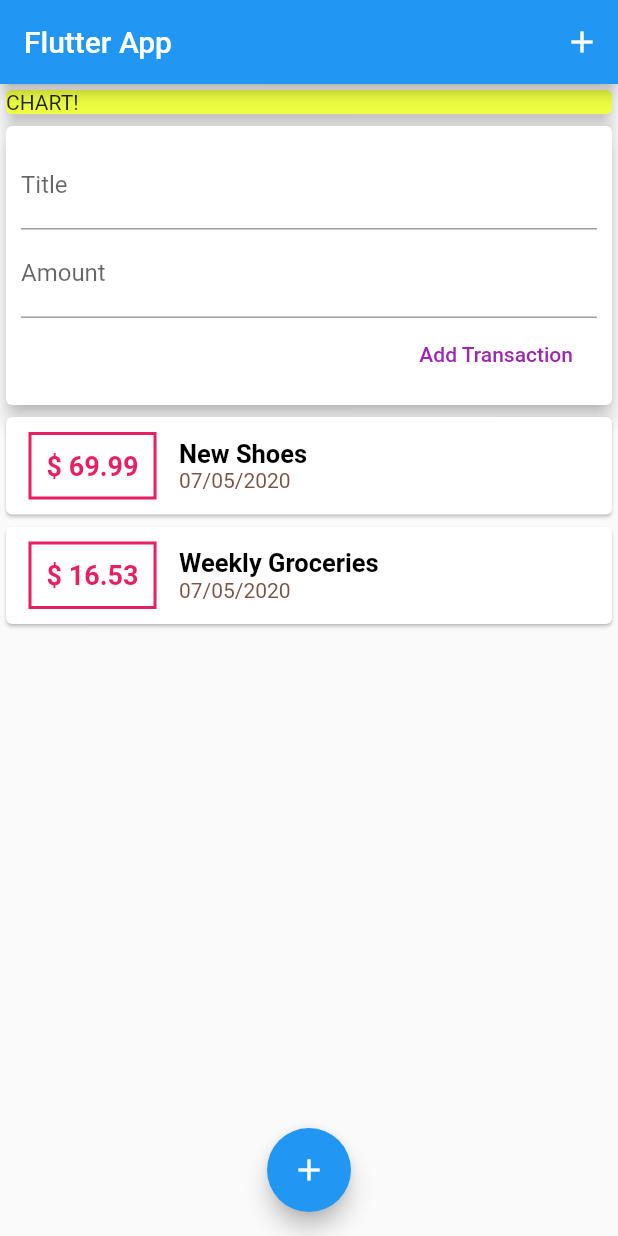
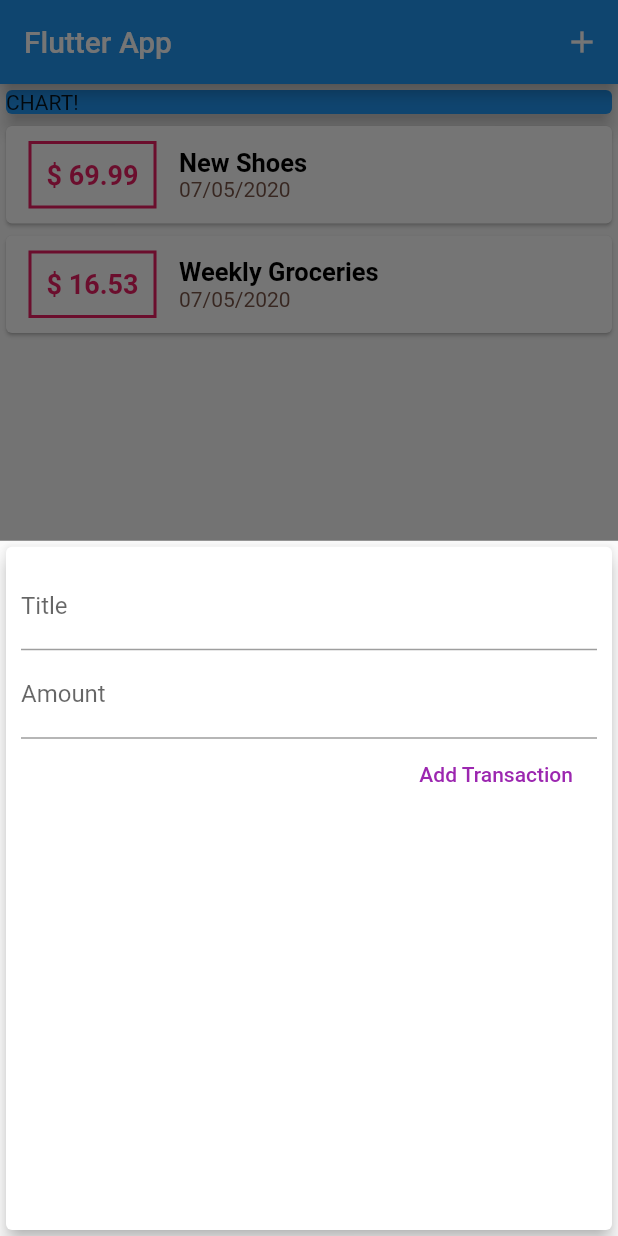
Before and after one commit to Agrim1210/Expense_App, a Flutter app: the screen it shows after launch, after a tap on the "add" icon, on a phone screen of 412 x 824 dp. Run offline on Flutter 3.47's test engine with Material 2 defaults, Android fonts, the phone set to English and light mode, and no system bars.

Commit message:
Adding Option modified

```diff
--- a/lib/main.dart
+++ b/lib/main.dart
@@ -1,6 +1,8 @@
-import 'package:expense_app/widgets/user_transaction.dart';
 import 'package:flutter/material.dart';
-import './widgets/user_transaction.dart';
+
+import './widgets/new_transaction.dart';
+import './widgets/transation_list.dart';
+import './models/transaction.dart';
 
 void main() => runApp(MyApp());
 
@@ -14,11 +16,53 @@ class MyApp extends StatelessWidget {
   }
 }
 
-class MyHomePage extends StatelessWidget {
+class MyHomePage extends StatefulWidget {
   // String titleInput;
   // String amountInput;
-  final titleController = TextEditingController();
-  final amountController = TextEditingController();
+  @override
+  _MyHomePageState createState() => _MyHomePageState();
+}
+
+class _MyHomePageState extends State<MyHomePage> {
+  final List<Transaction> _userTransactions = [
+    Transaction(
+      id: 't1',
+      title: 'New Shoes',
+      amount: 69.99,
+      date: DateTime.now(),
+    ),
+    Transaction(
+      id: 't2',
+      title: 'Weekly Groceries',
+      amount: 16.53,
+      date: DateTime.now(),
+    ),
+  ];
+
+  void _addNewTransaction(String txTitle, double txAmount) {
+    final newTx = Transaction(
+      title: txTitle,
+      amount: txAmount,
+      date: DateTime.now(),
+      id: DateTime.now().toString(),
+    );
+
+    setState(() {
+      _userTransactions.add(newTx);
+    });
+  }void _startAddNewTransaction(BuildContext ctx) {
+    showModalBottomSheet(
+      context: ctx,
+      builder: (_) {
+        return GestureDetector(
+          onTap: () {},
+          child: NewTransaction(_addNewTransaction),
+          behavior: HitTestBehavior.opaque,
+        );
+      },
+    );
+  }
+
   @override
   Widget build(BuildContext context) {
     return Scaffold(
@@ -27,31 +71,31 @@ class MyHomePage extends StatelessWidget {
         actions: <Widget>[
           IconButton(
             icon: Icon(Icons.add),
-            onPressed: () {},
+            onPressed: () => _startAddNewTransaction(context),
           ),
         ],
       ),
       body: SingleChildScrollView(
         child: Column(
-          mainAxisAlignment: MainAxisAlignment.start,
-          crossAxisAlignment: CrossAxisAlignment.center,
+          // mainAxisAlignment: MainAxisAlignment.start,
+          crossAxisAlignment: CrossAxisAlignment.stretch,
           children: <Widget>[
             Container(
-              width: 1000,
+              width: double.infinity,
               child: Card(
-                color: Colors.limeAccent,
+                color: Colors.blue,
                 child: Text('CHART!'),
                 elevation: 5,
               ),
             ),
-            UserTransaction(),
+            TransactionList(_userTransactions),
           ],
         ),
       ),
       floatingActionButtonLocation: FloatingActionButtonLocation.centerFloat,
       floatingActionButton: FloatingActionButton(
         child: Icon(Icons.add),
-        onPressed: () {},
+        onPressed: () => _startAddNewTransaction(context),
       ),
     );
   }
--- a/lib/widgets/user_transaction.dart
+++ b/lib/widgets/user_transaction.dart
@@ -1,46 +1,24 @@
-import 'package:flutter/material.dart';
-import './new_transaction.dart';
-import './transation_list.dart';
-import '../models/transaction.dart';
+// import 'package:flutter/material.dart';
+// import './new_transaction.dart';
+// import './transation_list.dart';
+// import '../models/transaction.dart';
 
-class UserTransaction extends StatefulWidget {
-  @override
-  _UserTransactionState createState() => _UserTransactionState();
-}
+// class UserTransaction extends StatefulWidget {
+//   @override
+//   _UserTransactionState createState() => _UserTransactionState();
+// }
 
-class _UserTransactionState extends State<UserTransaction> {
-  final List<Transaction> _userTransactions = [
-    Transaction(
-      id: 't1',
-      title: 'New Shoes',
-      amount: 69.99,
-      date: DateTime.now(),
-    ),
-    Transaction(
-      id: 't1',
-      title: 'Weekly Groceries',
-      amount: 16.53,
-      date: DateTime.now(),
-    ),
-  ];
-  void _addNewTransaction(String txTitle, double txAmount) {
-    final newTx = Transaction(
-        id: DateTime.now().toString(),
-        amount: txAmount,
-        date: DateTime.now(),
-        title: txTitle);
-    setState(() {
-      _userTransactions.add(newTx);
-    });
-  }
+// class _UserTransactionState extends State<UserTransaction> {
 
-  @override
-  Widget build(BuildContext context) {
-    return Column(
-      children: <Widget>[
-        NewTransaction(_addNewTransaction),
-        TransactionList(_userTransactions),
-      ],
-    );
-  }
-}
+
+
+//   @override
+//   Widget build(BuildContext context) {
+//     return Column(
+//       children: <Widget>[
+//         NewTransaction(_addNewTransaction),
+
+//       ],
+//     );
+//   }
+// }
```
